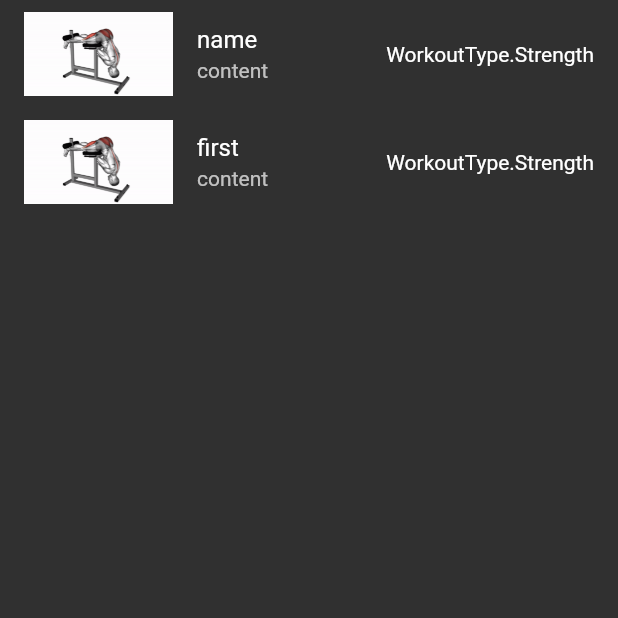
After one commit to sohel97/planner_app, a Flutter app: the PickWorkoutPage screen opened directly, on a phone screen of 412 x 824 dp, the top half of it. The commit adds this screen. Run offline on Flutter 3.47's test engine with Material 2 defaults, Android fonts, the phone set to English and light mode, and no system bars.

Commit message:
Added Viewing Workout functionality Added Remove Workout when long press Added Add workout functionality

```diff
--- a/lib/entities/Workout.dart
+++ b/lib/entities/Workout.dart
@@ -23,7 +23,7 @@ class Workout {
   String workoutName;
   String content;
   String gifPath;
-  String _sideNote;
+  String sideNote;
 
   getJson() {
     return {
@@ -31,7 +31,7 @@ class Workout {
       "workoutName": workoutName,
       "content": content,
       "gifPath": gifPath,
-      "sideNote": _sideNote
+      "sideNote": sideNote
     };
   }
 }
--- /dev/null
+++ b/lib/screens/planning_screens/pick_exercise_page.dart
@@ -0,0 +1,42 @@
+import 'package:flutter/material.dart';
+import 'package:planner_app/entities/Workout.dart';
+import 'package:planner_app/services/firebase_managment.dart';
+
+// ignore: must_be_immutable
+class PickWorkoutPage extends StatefulWidget {
+  List<Workout> workouts;
+  String name;
+  PickWorkoutPage({Key key, this.workouts, this.name}) : super(key: key);
+  @override
+  _PickWorkoutPageState createState() => _PickWorkoutPageState();
+}
+
+class _PickWorkoutPageState extends State<PickWorkoutPage> {
+  List<Workout> allWorkouts = new List<Workout>();
+
+  @override
+  void initState() {
+    allWorkouts = getAllWorkouts(widget.name);
+    super.initState();
+  }
+
+  @override
+  Widget build(BuildContext context) {
+    return Scaffold(
+        body: ListView(
+      shrinkWrap: true,
+      children: allWorkouts.map<ListTile>((Workout workout) {
+        return ListTile(
+          title: Text(workout.workoutName),
+          leading: Image.asset(workout.gifPath),
+          trailing: Text(workout.type.toString()),
+          subtitle: Text(workout.content),
+          onTap: () {
+            widget.workouts.add(workout);
+            Navigator.of(context).pop();
+          },
+        );
+      }).toList(),
+    ));
+  }
+}
--- a/lib/services/firebase_managment.dart
+++ b/lib/services/firebase_managment.dart
@@ -1,4 +1,5 @@
 import 'package:planner_app/entities/Member.dart';
+import 'package:planner_app/entities/Workout.dart';
 import 'package:planner_app/entities/WorkoutPlan.dart';
 
 /*----------------------------------------------------------------------------\
@@ -15,7 +16,7 @@ import 'package:planner_app/entities/WorkoutPlan.dart';
 |  --------- -------  -----   -----   -----------------------------------------
 |  31-Aug-20 Alpha    Sohel   $$1     Created
 /---------------------------------------------------------------------------- */
-
+//TODO this
 getAllMembers({String text}) {
   List<WorkoutPlan> plans = new List<WorkoutPlan>();
   List<Member> members = new List<Member>();
@@ -41,6 +42,7 @@ getAllMembers({String text}) {
   return members;
 }
 
+//TODO this
 getAllPremadePlans() {
   List<WorkoutPlan> plans = new List<WorkoutPlan>();
   plans.add(new WorkoutPlan(planName: 'برنامج مبتدئين'));
@@ -48,3 +50,26 @@ getAllPremadePlans() {
   plans.add(new WorkoutPlan(planName: 'برنامج متقدمين'));
   return plans;
 }
+
+//TODO this
+List<Workout> getAllWorkouts(String muscleName) {
+  Workout workout1 = new Workout();
+  workout1.gifPath = 'assets/images/workout.gif';
+  workout1.workoutName = 'first';
+  workout1.content = 'content';
+  workout1.sideNote = 'sidenote';
+  workout1.type = WorkoutType.Strength;
+
+  Workout workout = new Workout();
+  workout.gifPath = 'assets/images/workout.gif';
+  workout.workoutName = 'name';
+  workout.content = 'content';
+  workout.sideNote = 'sidenote';
+
+  workout.type = WorkoutType.Strength;
+
+  List<Workout> list = new List<Workout>();
+  list.add(workout);
+  list.add(workout1);
+  return list;
+}
--- a/lib/strings.dart
+++ b/lib/strings.dart
@@ -19,6 +19,7 @@ String sAddWorkout = 'اضافة تمرين';
 String sPlanName = 'اسم البرنامج';
 String sDescription = 'شرح';
 String sPlanDuration = 'مدة البرنامج';
+String sDeleteWorkoutQuestion = 'هل انت متاكد انك تريد ازالة التمرين؟';
 
 /// ****************************Labels Strings**********************************/
 String sPeriodToAdd = 'مدة الاشتراك بالاشهر';
```
Also changed, not shown: lib/components/remove_workout_alert.dart (added, +77 -0 lines), lib/components/showWorkoutAlert.dart (added, +36 -0 lines), lib/screens/planning_screens/workout_day_page.dart (+27 -18 lines).
